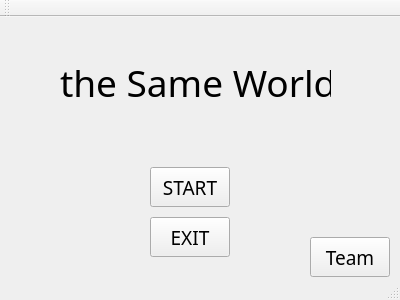
Qt form game/WINDOW/startpage.ui (2018YX-game/repo) before a commit.
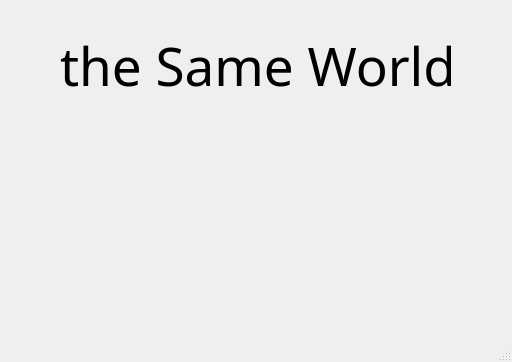
The same form after that commit. Icons and pictures are not drawn.

The edit to the form file:
```diff
--- a/game/WINDOW/startpage.ui
+++ b/game/WINDOW/startpage.ui
@@ -6,10 +6,15 @@
    <rect>
     <x>0</x>
     <y>0</y>
-    <width>400</width>
-    <height>300</height>
+    <width>512</width>
+    <height>362</height>
    </rect>
   </property>
+  <property name="font">
+   <font>
+    <pointsize>10</pointsize>
+   </font>
+  </property>
   <property name="windowTitle">
    <string>startpage</string>
   </property>
@@ -24,10 +29,10 @@
    <widget class="QPushButton" name="startbutton">
     <property name="geometry">
      <rect>
-      <x>150</x>
-      <y>150</y>
-      <width>80</width>
-      <height>40</height>
+      <x>190</x>
+      <y>140</y>
+      <width>121</width>
+      <height>51</height>
      </rect>
     </property>
     <property name="font">
@@ -39,17 +44,27 @@
     <property name="cursor">
      <cursorShape>OpenHandCursor</cursorShape>
     </property>
+    <property name="focusPolicy">
+     <enum>Qt::StrongFocus</enum>
+    </property>
+    <property name="styleSheet">
+     <string notr="true">
+border-image: url(:/button/images/button/Doodle Jump-玩上_2x(play-on_2x)_爱给网_aigei_com.png);</string>
+    </property>
     <property name="text">
-     <string>START</string>
+     <string/>
+    </property>
+    <property name="flat">
+     <bool>true</bool>
     </property>
    </widget>
    <widget class="QPushButton" name="quitbutton">
     <property name="geometry">
      <rect>
-      <x>150</x>
-      <y>200</y>
-      <width>80</width>
-      <height>40</height>
+      <x>190</x>
+      <y>210</y>
+      <width>121</width>
+      <height>51</height>
      </rect>
     </property>
     <property name="font">
@@ -61,8 +76,14 @@
     <property name="cursor">
      <cursorShape>ClosedHandCursor</cursorShape>
     </property>
+    <property name="styleSheet">
+     <string notr="true">border-image: url(:/button/images/button/Doodle Jump-做对_2x(done-on_2x)_爱给网_aigei_com.png);</string>
+    </property>
     <property name="text">
-     <string>EXIT</string>
+     <string/>
+    </property>
+    <property name="flat">
+     <bool>true</bool>
     </property>
    </widget>
    <widget class="QLabel" name="label">
@@ -70,14 +91,14 @@
      <rect>
       <x>60</x>
       <y>30</y>
-      <width>271</width>
+      <width>391</width>
       <height>71</height>
      </rect>
     </property>
     <property name="font">
      <font>
       <family>Bauhaus 93</family>
-      <pointsize>28</pointsize>
+      <pointsize>40</pointsize>
      </font>
     </property>
     <property name="text">
@@ -87,10 +108,10 @@
    <widget class="QPushButton" name="teambutton">
     <property name="geometry">
      <rect>
-      <x>310</x>
-      <y>220</y>
-      <width>80</width>
-      <height>40</height>
+      <x>210</x>
+      <y>270</y>
+      <width>81</width>
+      <height>71</height>
      </rect>
     </property>
     <property name="font">
@@ -102,19 +123,17 @@
     <property name="cursor">
      <cursorShape>ClosedHandCursor</cursorShape>
     </property>
+    <property name="styleSheet">
+     <string notr="true">border-image: url(:/button/images/button/Doodle Jump-doodlestein-puca-o_爱给网_aigei_com.png);</string>
+    </property>
     <property name="text">
-     <string>Team</string>
+     <string/>
+    </property>
+    <property name="flat">
+     <bool>true</bool>
     </property>
    </widget>
   </widget>
-  <widget class="QToolBar" name="mainToolBar">
-   <attribute name="toolBarArea">
-    <enum>TopToolBarArea</enum>
-   </attribute>
-   <attribute name="toolBarBreak">
-    <bool>false</bool>
-   </attribute>
-  </widget>
   <widget class="QStatusBar" name="statusBar"/>
  </widget>
  <layoutdefault spacing="6" margin="11"/>
```
Left out of the diff: 3 changed lines with no effect on the pictures.
